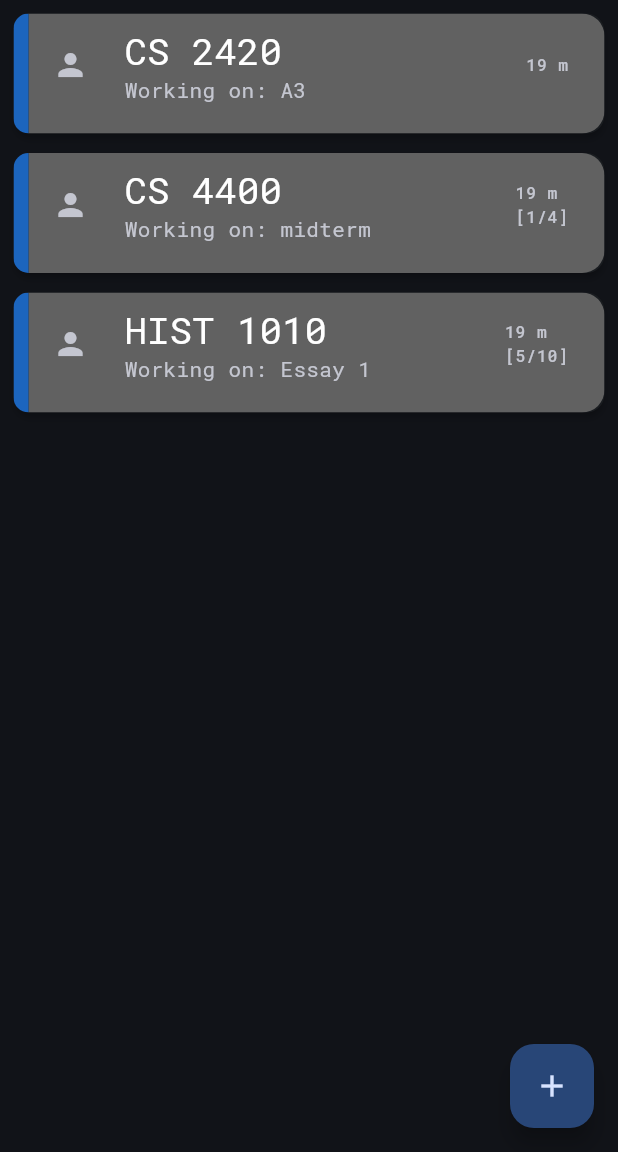
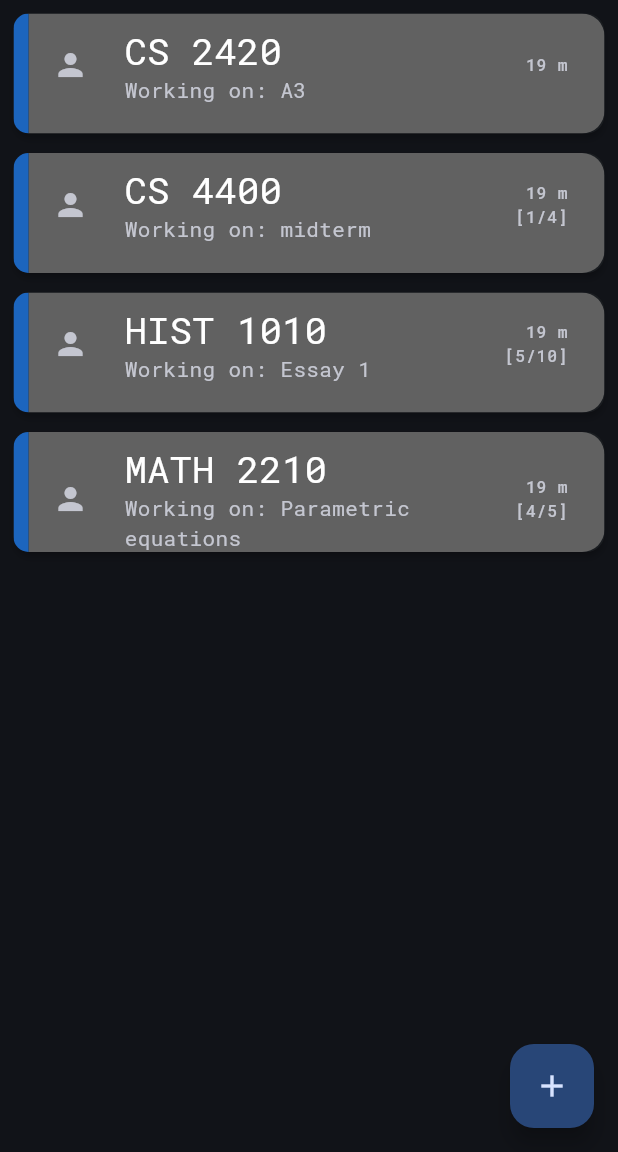
Before and after one commit to nelstran/booth_mockup, a Flutter app: the screen it shows after launch, on a phone screen of 412 x 824 dp, the part 84-1236 px from its top. Run offline on Flutter 3.47's test engine with Material 3 defaults, Android fonts, the phone set to English and light mode, and no system bars; our stand-ins replace google_fonts; missing offline and left inert: dart:ffi.

Commit message:
Added documentation

```diff
--- a/lib/main.dart
+++ b/lib/main.dart
@@ -20,11 +20,16 @@ class Booth extends StatelessWidget {
   // This widget is the root of your application.
   @override
   Widget build(BuildContext context) {
-    var mainColor = Color.fromARGB(255, 44, 94, 168);
+
+    // Main color of the app
+    var mainColor = const Color.fromARGB(255, 44, 94, 168);
+
     return MaterialApp(
       title: 'Booth',
+
       theme: ThemeData(
         useMaterial3: true,
+        //Set default text to Roboto Mono
         textTheme: GoogleFonts.robotoMonoTextTheme(
           Theme.of(context).textTheme,
         ),
@@ -32,6 +37,7 @@ class Booth extends StatelessWidget {
           seedColor: mainColor,
           brightness: Brightness.dark
           ),
+        // Set color scheme and font styling per widget
         appBarTheme: AppBarTheme(
             color: mainColor,
             titleTextStyle: GoogleFonts.robotoMono(
@@ -45,8 +51,6 @@ class Booth extends StatelessWidget {
               fontSize: 25
             )
         ),
-          cardColor: Colors.black54,
-          canvasColor: Colors.grey,
       ),
       home: const MyHomePage(title: 'Booth'),
     );
@@ -55,16 +59,6 @@ class Booth extends StatelessWidget {
 
 class MyHomePage extends StatefulWidget {
   const MyHomePage({super.key, required this.title});
-
-  // This widget is the home page of your application. It is stateful, meaning
-  // that it has a State object (defined below) that contains fields that affect
-  // how it looks.
-
-  // This class is the configuration for the state. It holds the values (in this
-  // case the title) provided by the parent (in this case the App widget) and
-  // used by the build method of the State. Fields in a Widget subclass are
-  // always marked "final".
-
   final String title;
 
   @override
@@ -72,13 +66,19 @@ class MyHomePage extends StatefulWidget {
 }
 
 class _MyHomePageState extends State<MyHomePage> {
+
+  // Create list of sessions for mock up
   List<SessionObj> sessions = [
     SessionObj(field: "CS", level: "2420", topic: "A3"),
     SessionObj(field: "CS", level: "4400", topic: "midterm", maxNum: 4),
-    SessionObj(field: "HIST", level: "1010", topic: "Essay 1", currNum: 5, maxNum: 10)
+    SessionObj(field: "HIST", level: "1010", topic: "Essay 1", currNum: 5, maxNum: 10),
+    SessionObj(field: "MATH", level: "2210", topic: "Parametric equations", currNum: 4, maxNum: 5)
   ];
+
   @override
   Widget build(BuildContext context) {
+
+    // Sort the sessions by distance
     sessions.sort((a, b) => a.dist.compareTo(b.dist));
 
     return Scaffold(
@@ -90,7 +90,7 @@ class _MyHomePageState extends State<MyHomePage> {
           ),
         actions: const <Widget>[
           Padding(padding: EdgeInsets.only(right:20),
-            child: Icon(Icons.settings),
+            child: Icon(Icons.settings), //Icon for now, will add button later
           ),
         ],
       ),
@@ -99,11 +99,13 @@ class _MyHomePageState extends State<MyHomePage> {
           mainAxisAlignment: MainAxisAlignment.start,
           crossAxisAlignment: CrossAxisAlignment.stretch,
           children: [
-            for (var i = 0; i < 3; i++)
+            // Create list of sessions into UI
+            for (var i = 0; i < sessions.length; i++)
               sessionTile(context, sessions[i]),
           ],
         ),
       ),
+      // This was part of skeleton code
       floatingActionButton: FloatingActionButton(
         onPressed: (){},
         tooltip: 'Increment',
@@ -113,6 +115,11 @@ class _MyHomePageState extends State<MyHomePage> {
   }
 }
 
+/// Custom class to represent sessions that hold the field, class, and assignment to display
+///
+/// Distance will be generated by how far the user is from the session. If there is no max number
+/// specified, assume there is no person limit. Each session will always have at least 1 person in it.
+///
 class SessionObj{
   final String field;
   final String level;
@@ -121,6 +128,7 @@ class SessionObj{
   int currNum;
   int maxNum;
   Color color;
+
 
   SessionObj({
     required this.field,
@@ -134,9 +142,16 @@ class SessionObj{
     dist = dist ?? 10 + Random().nextInt(100 - 10 + 1),
     currNum = currNum ?? 1,
     maxNum = maxNum ?? 0,
-    color = colorLibrary.addField(field);
+    color = colorLibrary.addField(field); // Group sessions by the Field they're in
 }
 
+/// Class to group sessions by field, currently we generate a random color for each new
+/// field that is added. If that field is already present, use that existing color.
+///
+/// Might not be used, just thought it would look nicer to separate sessions even
+/// though we will implement a filter.
+///
+/// Currently, colors are random but might want to add more vibrant colors specifically.
 class ColorRibbons{
   HashMap fields = HashMap();
 
@@ -153,27 +168,31 @@ class ColorRibbons{
     return fields[field];
   }
 }
+
+
+// This represents the widget itself and holds session data
 Padding sessionTile(BuildContext context, SessionObj session) {
+  // If no max is specified, assume there is no limit
   String roomStr = "";
   if (session.maxNum != 0){
     roomStr = "\n[${session.currNum}/${session.maxNum}]";
   }
+
   return Padding(
             padding: const EdgeInsets.only(
               top: 5,
               left: 5,
               right: 5,
             ),
-              child:
-              Card(
+            child: Card( // Complicated way to add color ribbons to the listTile, not sure how to do it properly
               elevation: 2,
-                child: ClipPath(
+              child: ClipPath( // Round the corners of the ribbon
                 clipper: ShapeBorderClipper(
                   shape: RoundedRectangleBorder(
                     borderRadius: BorderRadius.circular(10)
                   )
                 ),
-                  child: Container(
+                child: Container( // This holds both the color ribbon and the listTile itself
                   height: 80,
                   decoration: BoxDecoration(
                     border: Border(
@@ -184,17 +203,19 @@ Padding sessionTile(BuildContext context, SessionObj session) {
                     )
                   ),
                   child: ListTile(
-                        shape: const RoundedRectangleBorder(
+                    onTap: () {},
+                    shape: const RoundedRectangleBorder( // Round the corners of the listTile
                       borderRadius: BorderRadius.only(
                         topRight: Radius.circular(15),
                         bottomRight: Radius.circular(15),
                       )
                     ),
+                    // use Theme to easily change styles from one location.
                     tileColor: Theme.of(context).listTileTheme.tileColor,
-                        leading: const Icon(Icons.person),
+                    leading: const Icon(Icons.person), //Placeholder, thinking about user profile picture
                     title: Text('${session.field} ${session.level}'),
                     subtitle: Text('Working on: ${session.topic}'),
-                        trailing: Text('${session.dist} m$roomStr'),
+                    trailing: Text('${session.dist} m$roomStr', textAlign: TextAlign.end,),
                     visualDensity: const VisualDensity(
                       horizontal:4,
                     ),
```
Lines whose indentation alone changed are shown as unchanged.
